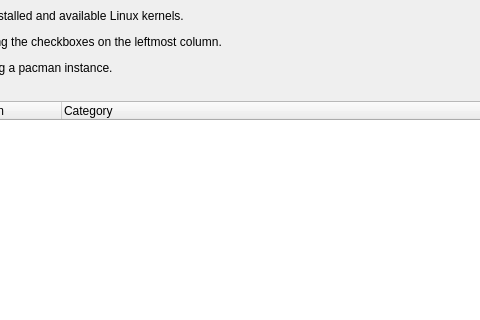
MadGoatHaz/kernel-manager, file src/km-window.ui: the form before one commit; both pictures show x 248 to 728 and y 0 to 320 of the 887 by 544 pixel window.
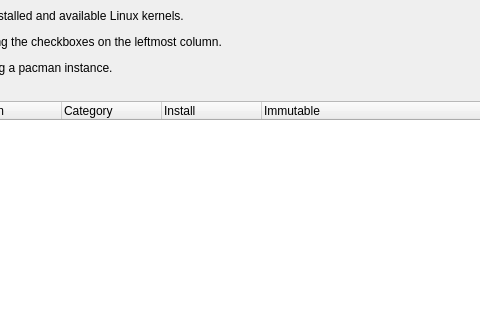
The form after the commit. Icons and pictures are not drawn.

Commit message: feat(k10): install-availability indicator per kernel row

```diff
--- a/src/km-window.ui
+++ b/src/km-window.ui
@@ -81,6 +81,16 @@
         <string>Category</string>
        </property>
       </column>
+      <column>
+       <property name="text">
+        <string>Install</string>
+       </property>
+      </column>
+      <column>
+       <property name="text">
+        <string>Immutable</string>
+       </property>
+      </column>
      </widget>
     </item>
     <item>
```
The commit also changes 2 other files.
